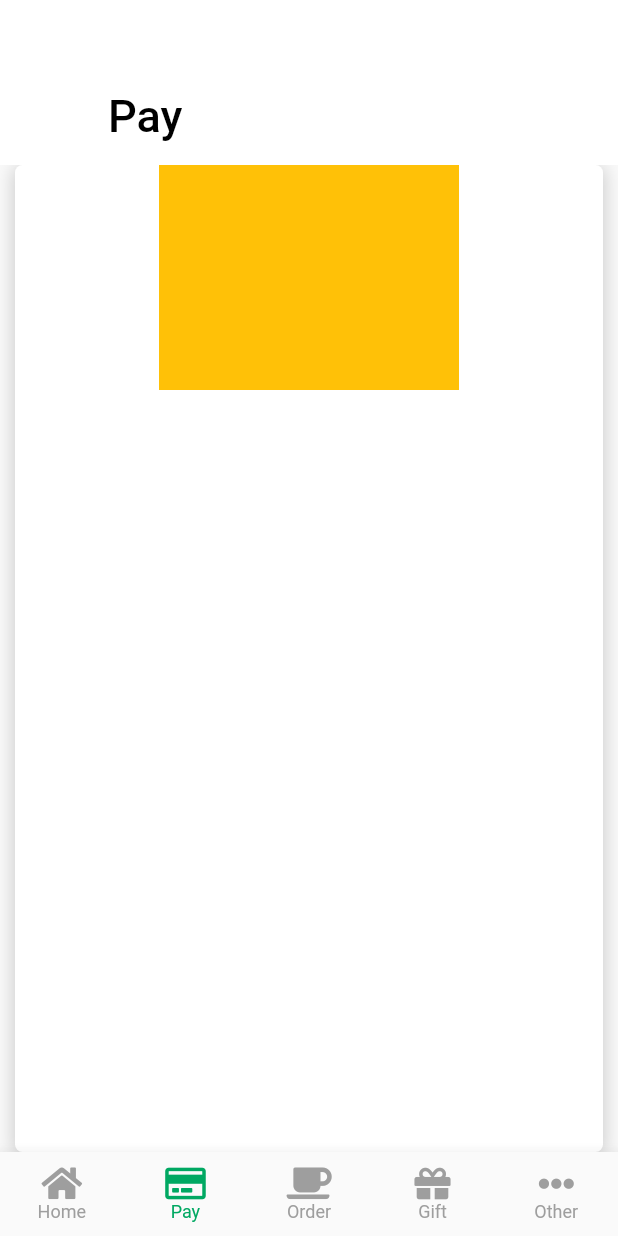
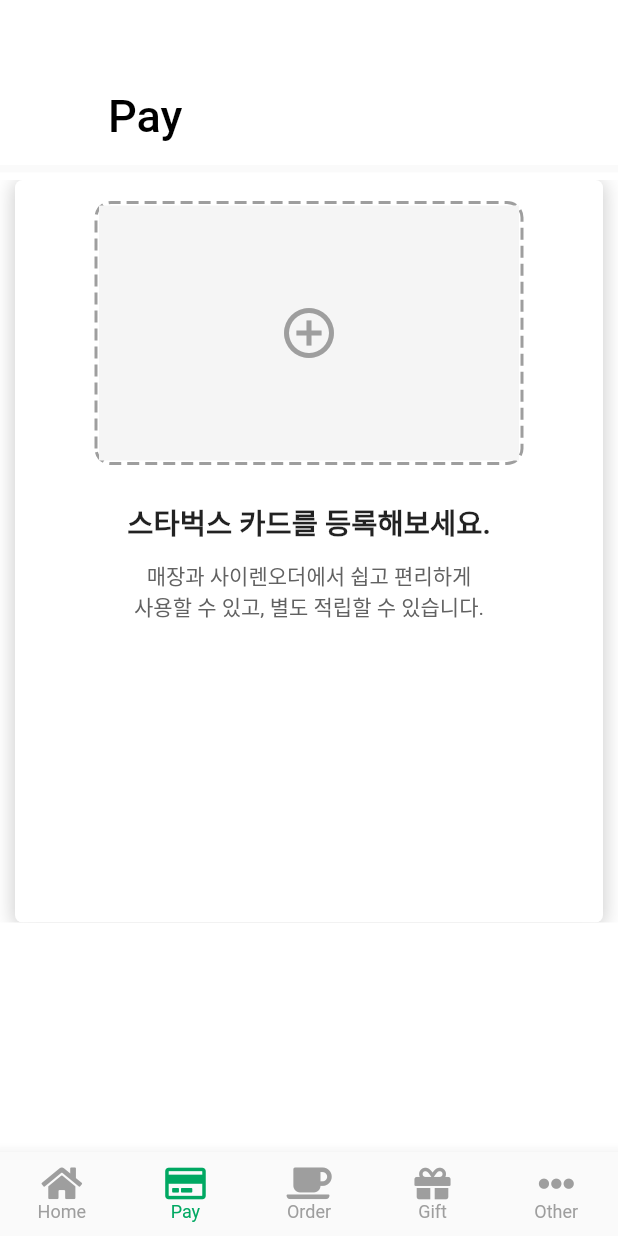
Before and after one commit to dits1019/Flutter-Starbucks-Clone, a Flutter app: the screen it shows after launch, item 2 of the bottom bar chosen, on a phone screen of 412 x 824 dp. Run offline on Flutter 3.47's test engine with Material 2 defaults, Android fonts, the light colour scheme and no system bars; drawn by our look-alikes of dotted_border; our stand-ins replace animated_splash_screen, blur, font_awesome_flutter, lottie; network calls fail.

Commit message:
Pay 페이지 완성

```diff
--- a/lib/payPage.dart
+++ b/lib/payPage.dart
@@ -1,3 +1,4 @@
+import 'package:dotted_border/dotted_border.dart';
 import 'package:flutter/material.dart';
 import 'package:flutter_starbucks/homePageWidget.dart';
 
@@ -11,6 +12,7 @@
           SliverAppBar(
             expandedHeight: 110,
             pinned: true,
+            centerTitle: true,
             backgroundColor: Colors.white,
             flexibleSpace: FlexibleSpaceBar(
               title: Text(
@@ -19,21 +21,76 @@
               ),
             ),
           ),
-          SliverFillRemaining(
-            child: ShadowContainer(
-                260,
-                Column(
-                  children: [
-                    Container(
-                      width: 200,
-                      height: 150,
-                      color: Colors.amber,
-                    ),
-                  ],
-                )),
+          SliverList(
+            delegate: new SliverChildListDelegate(_buildList(1)),
           )
         ],
       ),
     );
   }
 }
+
+List _buildList(int count) {
+  List<Widget> listItems = List();
+
+  for (int i = 0; i < count; i++) {
+    listItems.add(
+      new Padding(
+        padding: const EdgeInsets.only(top: 5),
+        child: Container(
+          width: 600,
+          height: 700,
+          color: Colors.white,
+          padding: const EdgeInsets.only(top: 5),
+          child: Padding(
+            padding: const EdgeInsets.only(bottom: 200),
+            child: ShadowContainer(
+                50,
+                Column(
+                  crossAxisAlignment: CrossAxisAlignment.center,
+                  children: [
+                    Padding(
+                      padding: const EdgeInsets.only(top: 15),
+                      child: DottedBorder(
+                        color: Colors.grey,
+                        radius: Radius.circular(10),
+                        dashPattern: [8, 4],
+                        strokeWidth: 2,
+                        borderType: BorderType.RRect,
+                        child: Container(
+                          color: Colors.grey[100],
+                          width: 280,
+                          height: 170,
+                          child: Center(
+                            child: Icon(
+                              Icons.add_circle_outline,
+                              color: Colors.grey,
+                              size: 40,
+                            ),
+                          ),
+                        ),
+                      ),
+                    ),
+                    Padding(
+                      padding: const EdgeInsets.only(top: 25, bottom: 10),
+                      child: Text(
+                        '스타벅스 카드를 등록해보세요.',
+                        style: TextStyle(
+                            fontSize: 19, fontWeight: FontWeight.bold),
+                      ),
+                    ),
+                    Text(
+                      '매장과 사이렌오더에서 쉽고 편리하게\n사용할 수 있고, 별도 적립할 수 있습니다.',
+                      textAlign: TextAlign.center,
+                      style: TextStyle(height: 1.5, color: Colors.grey[700]),
+                    ),
+                  ],
+                )),
+          ),
+        ),
+      ),
+    );
+  }
+
+  return listItems;
+}
--- a/pubspec.yaml
+++ b/pubspec.yaml
@@ -32,6 +32,7 @@
   animated_splash_screen: ^1.1.0
   lottie: ^1.0.1
   blur: ^2.0.0
+  dotted_border: ^1.0.7
 
 dev_dependencies:
   flutter_test:
```
Also changed, not shown: pubspec.lock.
